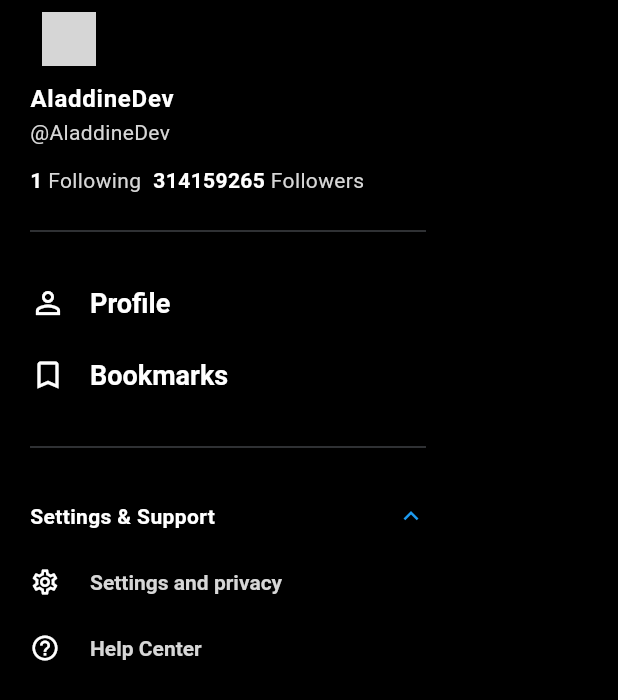
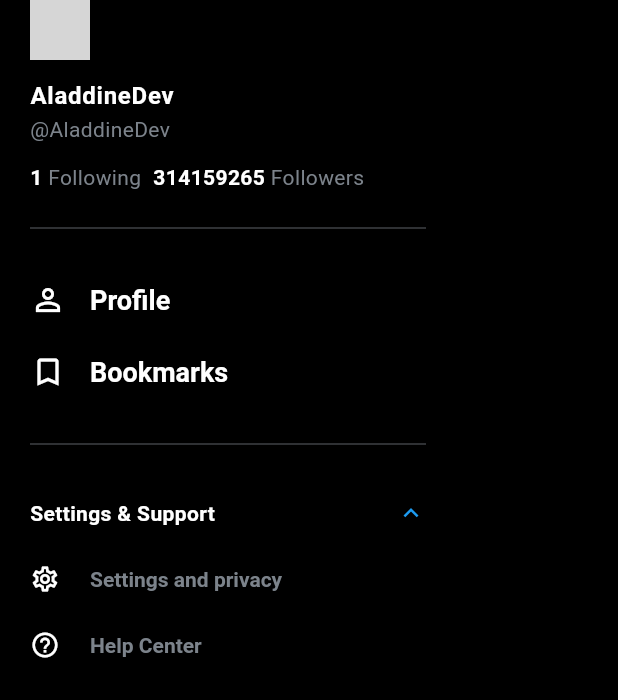
Before and after one commit to AladdineDev/bloX, a Flutter app: the MyDrawer widget shown alone on an empty page, opened directly, after a tap on "Settings & Support", on a phone screen of 412 x 824 dp. Shown: the top 700 px of the screen. Run offline on Flutter 3.47's test engine with Material 3 defaults, Android fonts, the phone set to English and light mode, and no system bars; our stand-ins replace firebase_core, go_router; accounts and stored records are empty; generated files the repository leaves out were written again; network calls fail; grey boxes are pictures that could not be loaded.

Commit message:
feat: tweet (wip)

```diff
--- a/lib/core/common/widgets/my_drawer.dart
+++ b/lib/core/common/widgets/my_drawer.dart
@@ -24,8 +24,7 @@ class MyDrawer extends StatelessWidget {
                   crossAxisAlignment: CrossAxisAlignment.start,
                   mainAxisSize: MainAxisSize.min,
                   children: [
-                    ProfilePicture(
-                      dimension: 36,
+                    ProfilePicture.medium(
                       image: const NetworkImage(
                         "https://abs.twimg.com/sticky/default_profile_images/default_profile.png",
                       ),
@@ -33,7 +32,7 @@ class MyDrawer extends StatelessWidget {
                         //TODO: implement this function
                       },
                     ),
-                    const SizedBox(height: 2),
+                    const SizedBox(height: 12),
                     DrawerProfileNameAndUsername(
                       onTap: () {
                         //TODO: implement this function
--- a/lib/core/common/widgets/my_sliver_app_bar.dart
+++ b/lib/core/common/widgets/my_sliver_app_bar.dart
@@ -12,7 +12,7 @@ class MySliverAppBar extends StatelessWidget {
       floating: true,
       snap: true,
       centerTitle: true,
-      leading: ProfilePicture(
+      leading: ProfilePicture.small(
         image: const NetworkImage(
           "https://abs.twimg.com/sticky/default_profile_images/default_profile.png",
         ),
--- a/lib/core/common/widgets/profile_picture.dart
+++ b/lib/core/common/widgets/profile_picture.dart
@@ -1,27 +1,44 @@
 import 'package:flutter/material.dart';
 
 class ProfilePicture extends StatelessWidget {
-  const ProfilePicture({
+  const ProfilePicture.small({
     super.key,
     required this.onPressed,
     required this.image,
     this.dimension = 28,
+    this.padding = const EdgeInsets.all(12),
+  });
+
+  const ProfilePicture.medium({
+    super.key,
+    required this.onPressed,
+    required this.image,
+    this.dimension = 40,
+    this.padding = const EdgeInsets.all(0),
   });
 
   final VoidCallback onPressed;
   final ImageProvider image;
   final double dimension;
+  final EdgeInsetsGeometry padding;
 
   @override
   Widget build(BuildContext context) {
-    return IconButton(
-      onPressed: onPressed,
-      icon: ClipOval(
-        child: Image(
-          image: image,
-          fit: BoxFit.cover,
-          width: dimension,
-          height: dimension,
+    return SizedBox.square(
+      dimension: dimension,
+      child: InkWell(
+        borderRadius: BorderRadius.circular(32),
+        onTap: onPressed,
+        child: Padding(
+          padding: padding,
+          child: ClipOval(
+            child: Image(
+              image: image,
+              fit: BoxFit.cover,
+              width: dimension,
+              height: dimension,
+            ),
+          ),
         ),
       ),
     );
--- a/lib/core/theme/theme.dart
+++ b/lib/core/theme/theme.dart
@@ -4,7 +4,7 @@ final darkTheme = ThemeData.dark().copyWith(
   colorScheme: const ColorScheme.dark(
     primary: Color(0xff1d9bf0),
     surface: Colors.black,
-    onSurface: Color(0xffd7d7d7),
+    onSurface: Color(0xff7c838b),
     onSurfaceVariant: Colors.white,
   ),
   textTheme: const TextTheme(
--- a/lib/features/tweet/views/tweet_list_screen.dart
+++ b/lib/features/tweet/views/tweet_list_screen.dart
@@ -1,5 +1,6 @@
 import 'package:blox/core/common/widgets/my_sliver_app_bar.dart';
 import 'package:blox/core/common/widgets/my_drawer.dart';
+import 'package:blox/features/tweet/widgets/tweet.dart';
 import 'package:blox/features/tweet/widgets/tweet_list_tab_bar.dart';
 import 'package:blox/features/tweet/widgets/tweet_list_tabs.dart';
 import 'package:flutter/material.dart';
@@ -51,7 +52,7 @@ class TweetListScreen extends StatelessWidget {
                           sliver: SliverList.separated(
                             itemCount: 50,
                             itemBuilder: (context, index) {
-                              return Text('${tab.name}: Item $index');
+                              return const Tweet();
                             },
                             separatorBuilder: (context, index) {
                               return const Divider();
```
Also changed, not shown: lib/features/tweet/widgets/tweet.dart (added, +73 -0 lines), lib/features/tweet/widgets/tweet_bottom_button.dart (added, +41 -0 lines), lib/features/tweet/widgets/tweet_bottom_button_bar.dart (added, +80 -0 lines).
